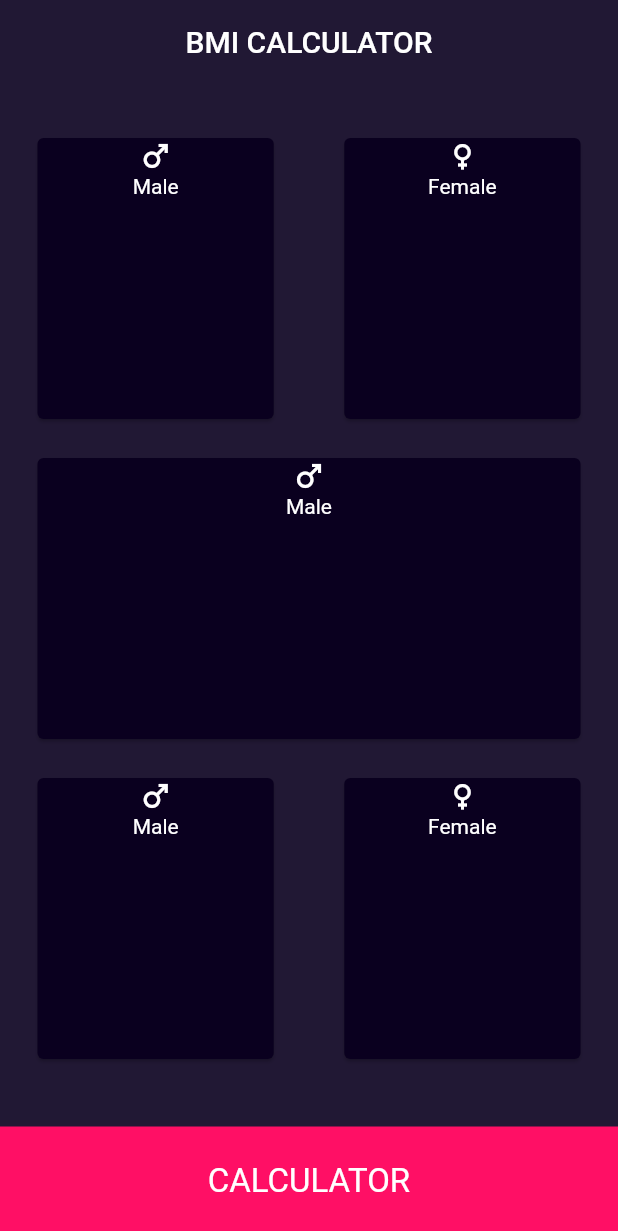
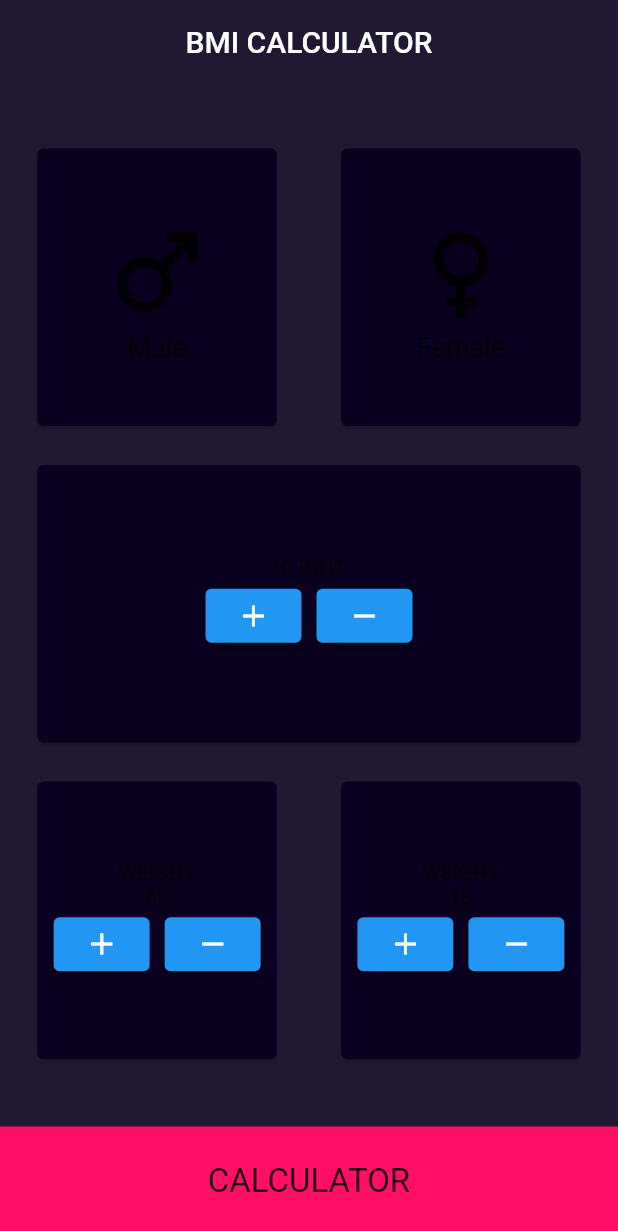
Before and after one commit to Kenjegulov/BMI_CALCULATOR, a Flutter app: the screen it shows after launch, on a phone screen of 412 x 824 dp. Shown: the top 1231 px of the screen. Run offline on Flutter 3.47's test engine with Material 2 defaults, Android fonts, the light colour scheme and no system bars.

Commit message:
changed home and added model

```diff
--- a/lib/home.dart
+++ b/lib/home.dart
@@ -1,7 +1,11 @@
 import 'package:flutter/material.dart';
 import 'package:flutter_lesson08/constants/MyColors.dart';
-import 'package:flutter_lesson08/widgets/MyCard.dart';
+import 'package:flutter_lesson08/models/age.dart';
+import 'package:flutter_lesson08/models/female.dart';
+import 'package:flutter_lesson08/models/weight.dart';
+import 'package:flutter_lesson08/models/male.dart';
 import 'constants/MyTexts.dart';
+import 'models/height.dart';
 
 class BMICalculator extends StatefulWidget {
   const BMICalculator({super.key});
@@ -11,6 +15,7 @@ class BMICalculator extends StatefulWidget {
 }
 
 class _BMICalculatorState extends State<BMICalculator> {
+  bool genderTest = true;
   @override
   Widget build(BuildContext context) {
     return Scaffold(
@@ -21,50 +26,42 @@ class _BMICalculatorState extends State<BMICalculator> {
         elevation: 0,
       ),
       body: const Padding(
-        padding: EdgeInsets.only(left: 21, right: 21, top: 32, bottom: 41),
+        padding: EdgeInsets.only(left: 21, right: 21, top: 39, bottom: 41),
         child: Column(
           children: [
             Expanded(
               child: Row(
                 children: [
                   Expanded(
-                    child: MyCard(myIcon: Icons.male, myText: "Male"),
+                    child: Male(),
                   ),
-                  SizedBox(
-                    width: 39,
-                  ),
+                  SizedBox(width: 35),
                   Expanded(
-                    child: MyCard(myIcon: Icons.female, myText: "Female"),
+                    child: Female(),
                   ),
                 ],
               ),
             ),
-            SizedBox(
-              height: 18,
-            ),
+            SizedBox(height: 18),
             Expanded(
               child: Row(
                 children: [
                   Expanded(
-                    child: MyCard(myIcon: Icons.male, myText: "Male"),
+                    child: Height(),
                   ),
                 ],
               ),
             ),
-            SizedBox(
-              height: 18,
-            ),
+            SizedBox(height: 18),
             Expanded(
               child: Row(
                 children: [
                   Expanded(
-                    child: MyCard(myIcon: Icons.male, myText: "Male"),
+                    child: Weight(),
                   ),
-                  SizedBox(
-                    width: 39,
-                  ),
+                  SizedBox(width: 35),
                   Expanded(
-                    child: MyCard(myIcon: Icons.female, myText: "Female"),
+                    child: Age(),
                   ),
                 ],
               ),
--- a/lib/main.dart
+++ b/lib/main.dart
@@ -13,8 +13,9 @@ class MyApp extends StatelessWidget {
     return MaterialApp(
       debugShowCheckedModeBanner: false,
       title: 'Flutter Demo',
-      theme: ThemeData.dark(),
-      home: const BMICalculator(),
+      theme: ThemeData(),
+      // home: MyHomePage(),
+      home: BMICalculator(),
     );
   }
 }
--- /dev/null
+++ b/lib/models/age.dart
@@ -0,0 +1,52 @@
+import 'package:flutter/material.dart';
+import '../constants/MyColors.dart';
+
+class Age extends StatefulWidget {
+  const Age({super.key});
+
+  @override
+  State<Age> createState() => _AgeState();
+}
+
+class _AgeState extends State<Age> {
+  int number = 18;
+  @override
+  Widget build(BuildContext context) {
+    return Card(
+      color: MyColor.bacbackgroundColorCard,
+      child: Center(
+        child: Column(
+          mainAxisAlignment: MainAxisAlignment.center,
+          children: [
+            const Text("WEIGHT"),
+            Text("$number"),
+            Row(
+              mainAxisAlignment: MainAxisAlignment.center,
+              children: [
+                ElevatedButton(
+                  onPressed: () {
+                    setState(() {
+                      number++;
+                    });
+                  },
+                  child: const Icon(Icons.add),
+                ),
+                const SizedBox(
+                  width: 10,
+                ),
+                ElevatedButton(
+                  onPressed: () {
+                    setState(() {
+                      number--;
+                    });
+                  },
+                  child: const Icon(Icons.remove),
+                ),
+              ],
+            )
+          ],
+        ),
+      ),
+    );
+  }
+}
--- /dev/null
+++ b/lib/models/female.dart
@@ -0,0 +1,27 @@
+import 'package:flutter/material.dart';
+import '../constants/MyColors.dart';
+
+class Female extends StatefulWidget {
+  const Female({super.key});
+
+  @override
+  State<Female> createState() => _FemaleState();
+}
+
+class _FemaleState extends State<Female> {
+  @override
+  Widget build(BuildContext context) {
+    return const Card(
+      color: MyColor.bacbackgroundColorCard,
+      child: Center(
+        child: Column(
+          mainAxisAlignment: MainAxisAlignment.center,
+          children: [
+            Icon(Icons.female, size: 80),
+            Text("Female", style: TextStyle(fontSize: 18)),
+          ],
+        ),
+      ),
+    );
+  }
+}
--- /dev/null
+++ b/lib/models/height.dart
@@ -0,0 +1,42 @@
+import 'package:flutter/material.dart';
+import '../constants/MyColors.dart';
+
+class Height extends StatefulWidget {
+  const Height({super.key});
+
+  @override
+  State<Height> createState() => _HeightState();
+}
+
+class _HeightState extends State<Height> {
+  @override
+  Widget build(BuildContext context) {
+    return Card(
+      color: MyColor.bacbackgroundColorCard,
+      child: Center(
+        child: Column(
+          mainAxisAlignment: MainAxisAlignment.center,
+          children: [
+            const Text("HEIGHT"),
+            Row(
+              mainAxisAlignment: MainAxisAlignment.center,
+              children: [
+                ElevatedButton(
+                  onPressed: () {},
+                  child: const Icon(Icons.add),
+                ),
+                const SizedBox(
+                  width: 10,
+                ),
+                ElevatedButton(
+                  onPressed: () {},
+                  child: const Icon(Icons.remove),
+                ),
+              ],
+            )
+          ],
+        ),
+      ),
+    );
+  }
+}
--- /dev/null
+++ b/lib/models/male.dart
@@ -0,0 +1,27 @@
+import 'package:flutter/material.dart';
+import '../constants/MyColors.dart';
+
+class Male extends StatefulWidget {
+  const Male({super.key});
+
+  @override
+  State<Male> createState() => _MaleState();
+}
+
+class _MaleState extends State<Male> {
+  @override
+  Widget build(BuildContext context) {
+    return const Card(
+      color: MyColor.bacbackgroundColorCard,
+      child: Center(
+        child: Column(
+          mainAxisAlignment: MainAxisAlignment.center,
+          children: [
+            Icon(Icons.male, size: 80),
+            Text("Male", style: TextStyle(fontSize: 18)),
+          ],
+        ),
+      ),
+    );
+  }
+}
--- /dev/null
+++ b/lib/models/weight.dart
@@ -0,0 +1,52 @@
+import 'package:flutter/material.dart';
+import '../constants/MyColors.dart';
+
+class Weight extends StatefulWidget {
+  const Weight({super.key});
+
+  @override
+  State<Weight> createState() => _WeightState();
+}
+
+class _WeightState extends State<Weight> {
+  int number = 60;
+  @override
+  Widget build(BuildContext context) {
+    return Card(
+      color: MyColor.bacbackgroundColorCard,
+      child: Center(
+        child: Column(
+          mainAxisAlignment: MainAxisAlignment.center,
+          children: [
+            const Text("WEIGHT"),
+            Text("$number"),
+            Row(
+              mainAxisAlignment: MainAxisAlignment.center,
+              children: [
+                ElevatedButton(
+                  onPressed: () {
+                    setState(() {
+                      number++;
+                    });
+                  },
+                  child: const Icon(Icons.add),
+                ),
+                const SizedBox(
+                  width: 10,
+                ),
+                ElevatedButton(
+                  onPressed: () {
+                    setState(() {
+                      number--;
+                    });
+                  },
+                  child: const Icon(Icons.remove),
+                ),
+              ],
+            )
+          ],
+        ),
+      ),
+    );
+  }
+}
--- a/lib/widgets/MyCard.dart
+++ /dev/null
@@ -1,21 +0,0 @@
-import 'package:flutter/material.dart';
-import 'package:flutter_lesson08/constants/MyColors.dart';
-
-class MyCard extends StatelessWidget {
-  const MyCard({super.key, required this.myIcon, required this.myText});
-  final IconData myIcon;
-  final String myText;
-
-  @override
-  Widget build(BuildContext context) {
-    return Card(
-      color: MyColor.bacbackgroundColorCard,
-      child: Column(
-        children: [
-          Icon(myIcon),
-          Text(myText),
-        ],
-      ),
-    );
-  }
-}
```
